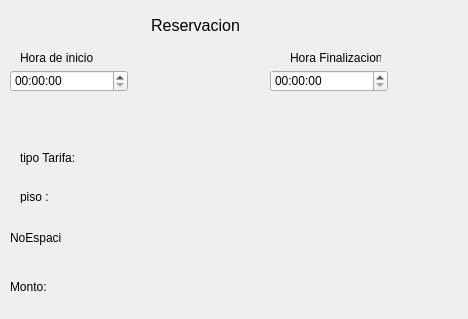
Above: Estacionamiento/usuario.ui from FernandoHS-0/Estacionamiento before the change. Below: the same form after it.
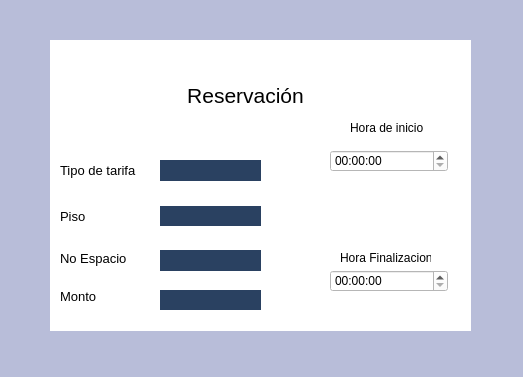
That is the form after the change. Icons and pictures are not drawn.

Commit message: AplicaciónEstilosV1

Diff of the .ui file:
```diff
--- a/Estacionamiento/usuario.ui
+++ b/Estacionamiento/usuario.ui
@@ -6,152 +6,115 @@
    <rect>
     <x>0</x>
     <y>0</y>
-    <width>468</width>
-    <height>319</height>
+    <width>523</width>
+    <height>377</height>
    </rect>
   </property>
   <property name="windowTitle">
    <string>Dialog</string>
   </property>
-  <widget class="QTimeEdit" name="TiempoLLegada">
-   <property name="geometry">
-    <rect>
-     <x>10</x>
-     <y>70</y>
-     <width>118</width>
-     <height>22</height>
-    </rect>
-   </property>
-  </widget>
-  <widget class="QTimeEdit" name="TiempoSalida">
+  <property name="styleSheet">
+   <string notr="true">background-color: #B8BDD9;</string>
+  </property>
+  <widget class="QWidget" name="widget" native="true">
    <property name="geometry">
     <rect>
-     <x>270</x>
-     <y>70</y>
-     <width>118</width>
-     <height>22</height>
+     <x>50</x>
+     <y>40</y>
+     <width>421</width>
+     <height>291</height>
     </rect>
    </property>
-  </widget>
-  <widget class="QLabel" name="label">
-   <property name="geometry">
-    <rect>
-     <x>20</x>
-     <y>150</y>
-     <width>61</width>
-     <height>16</height>
-    </rect>
+   <property name="styleSheet">
+    <string notr="true">background-color: rgb(255, 255, 255);</string>
    </property>
-   <property name="text">
-    <string>tipo Tarifa:</string>
-   </property>
-  </widget>
-  <widget class="QLabel" name="TipoTarifa">
-   <property name="geometry">
-    <rect>
-     <x>90</x>
-     <y>150</y>
-     <width>81</width>
-     <height>21</height>
-    </rect>
-   </property>
-   <property name="font">
-    <font>
-     <pointsize>10</pointsize>
-    </font>
-   </property>
-   <property name="text">
-    <string/>
-   </property>
-  </widget>
-  <widget class="QLabel" name="label_2">
-   <property name="geometry">
-    <rect>
-     <x>20</x>
-     <y>190</y>
-     <width>47</width>
-     <height>13</height>
-    </rect>
-   </property>
-   <property name="text">
-    <string>piso :</string>
-   </property>
-  </widget>
-  <widget class="QLabel" name="Piso">
-   <property name="geometry">
-    <rect>
-     <x>80</x>
-     <y>190</y>
-     <width>71</width>
-     <height>16</height>
-    </rect>
-   </property>
-   <property name="text">
-    <string/>
-   </property>
-  </widget>
-  <widget class="QLabel" name="label_3">
-   <property name="geometry">
-    <rect>
-     <x>10</x>
-     <y>230</y>
-     <width>51</width>
-     <height>16</height>
-    </rect>
-   </property>
-   <property name="text">
-    <string>NoEspacio</string>
-   </property>
-  </widget>
-  <widget class="QLabel" name="NumeroEspacio">
-   <property name="geometry">
-    <rect>
-     <x>90</x>
-     <y>230</y>
-     <width>71</width>
-     <height>21</height>
-    </rect>
-   </property>
-   <property name="font">
-    <font>
-     <pointsize>12</pointsize>
-    </font>
-   </property>
-   <property name="text">
-    <string/>
-   </property>
-  </widget>
   <widget class="QLabel" name="label_4">
    <property name="geometry">
     <rect>
      <x>10</x>
-     <y>280</y>
+      <y>250</y>
      <width>47</width>
      <height>13</height>
     </rect>
    </property>
+    <property name="font">
+     <font>
+      <pointsize>10</pointsize>
+     </font>
+    </property>
    <property name="text">
-    <string>Monto:</string>
-   </property>
-  </widget>
-  <widget class="QLabel" name="Pago">
+     <string>Monto</string>
+    </property>
+   </widget>
+   <widget class="QLabel" name="label_3">
    <property name="geometry">
     <rect>
-     <x>80</x>
-     <y>280</y>
+      <x>10</x>
+      <y>210</y>
+      <width>71</width>
+      <height>16</height>
+     </rect>
+    </property>
+    <property name="font">
+     <font>
+      <pointsize>10</pointsize>
+     </font>
+    </property>
+    <property name="text">
+     <string>No Espacio</string>
+    </property>
+   </widget>
+   <widget class="QLabel" name="label_2">
+    <property name="geometry">
+     <rect>
+      <x>10</x>
+      <y>170</y>
      <width>47</width>
      <height>13</height>
     </rect>
    </property>
+    <property name="font">
+     <font>
+      <pointsize>10</pointsize>
+     </font>
+    </property>
    <property name="text">
-    <string/>
+     <string>Piso</string>
+    </property>
+   </widget>
+   <widget class="QLabel" name="label">
+    <property name="geometry">
+     <rect>
+      <x>10</x>
+      <y>120</y>
+      <width>81</width>
+      <height>20</height>
+     </rect>
+    </property>
+    <property name="font">
+     <font>
+      <pointsize>10</pointsize>
+     </font>
+    </property>
+    <property name="text">
+     <string>Tipo de tarifa</string>
+    </property>
+   </widget>
+   <widget class="QTimeEdit" name="TiempoLLegada">
+    <property name="geometry">
+     <rect>
+      <x>280</x>
+      <y>110</y>
+      <width>118</width>
+      <height>22</height>
+     </rect>
    </property>
   </widget>
   <widget class="QLabel" name="label_5">
    <property name="geometry">
     <rect>
-     <x>20</x>
-     <y>50</y>
+      <x>300</x>
+      <y>80</y>
      <width>81</width>
      <height>16</height>
     </rect>
@@ -160,11 +123,21 @@
     <string>Hora de inicio</string>
    </property>
   </widget>
+   <widget class="QTimeEdit" name="TiempoSalida">
+    <property name="geometry">
+     <rect>
+      <x>280</x>
+      <y>230</y>
+      <width>118</width>
+      <height>22</height>
+     </rect>
+    </property>
+   </widget>
   <widget class="QLabel" name="label_6">
    <property name="geometry">
     <rect>
      <x>290</x>
-     <y>50</y>
+      <y>210</y>
      <width>91</width>
      <height>16</height>
     </rect>
@@ -177,24 +150,147 @@
    <property name="geometry">
     <rect>
      <x>130</x>
-     <y>10</y>
+      <y>40</y>
      <width>131</width>
      <height>31</height>
     </rect>
    </property>
    <property name="font">
     <font>
-     <pointsize>12</pointsize>
+      <pointsize>16</pointsize>
     </font>
    </property>
    <property name="text">
-    <string>Reservacion</string>
+     <string>Reservación</string>
    </property>
    <property name="alignment">
     <set>Qt::AlignCenter</set>
    </property>
   </widget>
- </widget>
- <resources/>
+   <widget class="QLabel" name="TipoTarifa">
+    <property name="geometry">
+     <rect>
+      <x>110</x>
+      <y>120</y>
+      <width>101</width>
+      <height>21</height>
+     </rect>
+    </property>
+    <property name="font">
+     <font>
+      <pointsize>10</pointsize>
+     </font>
+    </property>
+    <property name="styleSheet">
+     <string notr="true">background-color: #2A4161;
+color: rgb(255, 255, 255);
+</string>
+    </property>
+    <property name="text">
+     <string/>
+    </property>
+    <property name="alignment">
+     <set>Qt::AlignCenter</set>
+    </property>
+   </widget>
+   <widget class="QLabel" name="NumeroEspacio">
+    <property name="geometry">
+     <rect>
+      <x>110</x>
+      <y>210</y>
+      <width>101</width>
+      <height>21</height>
+     </rect>
+    </property>
+    <property name="font">
+     <font>
+      <pointsize>11</pointsize>
+     </font>
+    </property>
+    <property name="styleSheet">
+     <string notr="true">background-color: #2A4161;
+color: rgb(255, 255, 255);</string>
+    </property>
+    <property name="text">
+     <string/>
+    </property>
+    <property name="alignment">
+     <set>Qt::AlignCenter</set>
+    </property>
+   </widget>
+   <widget class="QLabel" name="Pago">
+    <property name="geometry">
+     <rect>
+      <x>110</x>
+      <y>250</y>
+      <width>101</width>
+      <height>20</height>
+     </rect>
+    </property>
+    <property name="font">
+     <font>
+      <pointsize>10</pointsize>
+     </font>
+    </property>
+    <property name="styleSheet">
+     <string notr="true">background-color: #2A4161;
+color: rgb(255, 255, 255);</string>
+    </property>
+    <property name="text">
+     <string/>
+    </property>
+    <property name="alignment">
+     <set>Qt::AlignCenter</set>
+    </property>
+   </widget>
+   <widget class="QLabel" name="Piso">
+    <property name="geometry">
+     <rect>
+      <x>110</x>
+      <y>166</y>
+      <width>101</width>
+      <height>20</height>
+     </rect>
+    </property>
+    <property name="font">
+     <font>
+      <pointsize>11</pointsize>
+     </font>
+    </property>
+    <property name="styleSheet">
+     <string notr="true">background-color: #2A4161;
+color: rgb(255, 255, 255);</string>
+    </property>
+    <property name="text">
+     <string/>
+    </property>
+    <property name="alignment">
+     <set>Qt::AlignCenter</set>
+    </property>
+   </widget>
+   <widget class="QLabel" name="label_8">
+    <property name="geometry">
+     <rect>
+      <x>10</x>
+      <y>10</y>
+      <width>51</width>
+      <height>51</height>
+     </rect>
+    </property>
+    <property name="text">
+     <string/>
+    </property>
+    <property name="pixmap">
+     <pixmap resource="img.qrc">:/img/img/park_b.png</pixmap>
+    </property>
+    <property name="scaledContents">
+     <bool>true</bool>
+    </property>
+   </widget>
+  </widget>
+ </widget>
+ <resources>
+  <include location="img.qrc"/>
+ </resources>
  <connections/>
 </ui>
```
Lines whose indentation alone changed are shown as unchanged. The commit also changes 2 other files.
